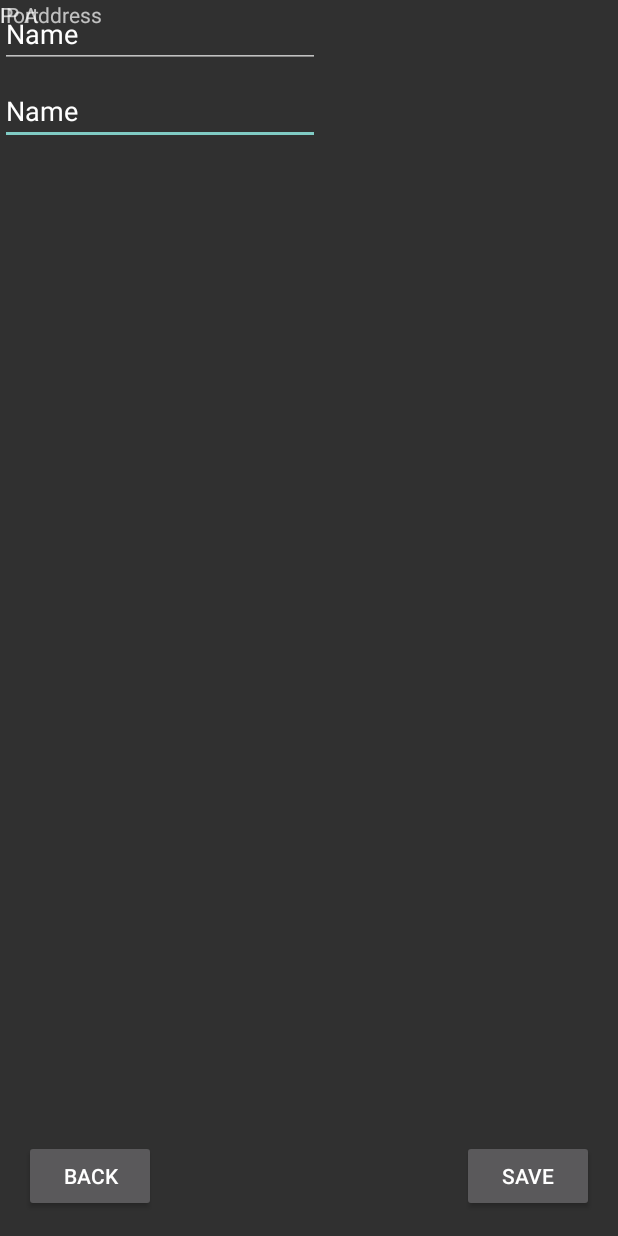
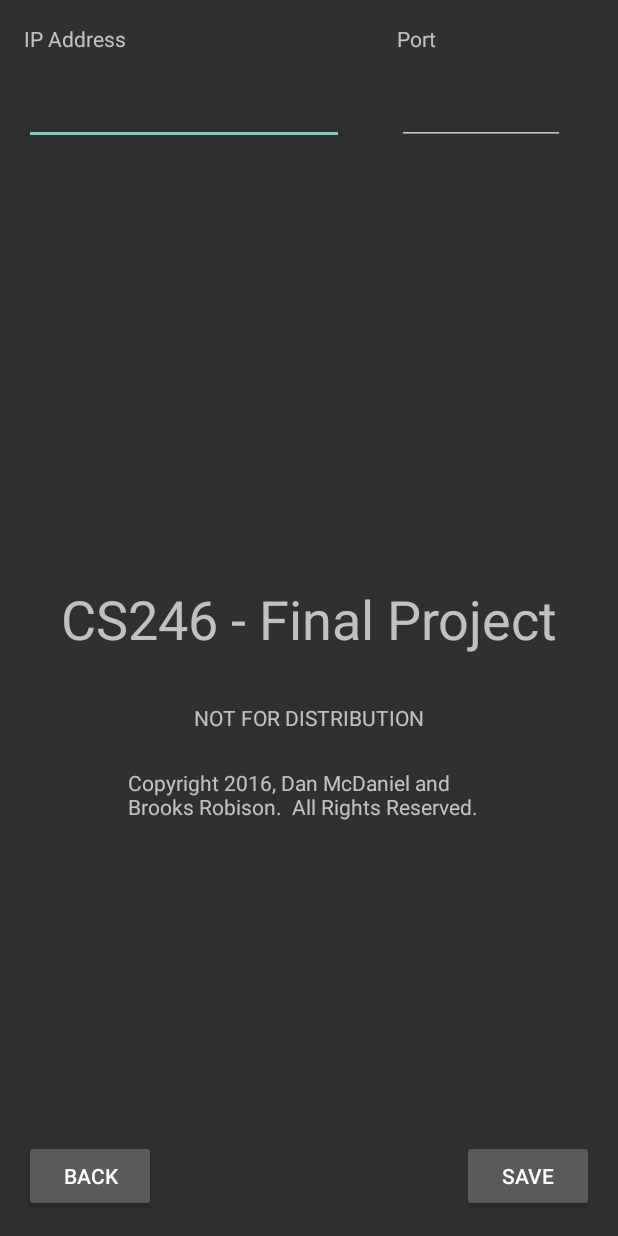
Before and after one commit to bosoxfanx5/ScAndroid, an Android app: the layout activity_settings.xml on its own in the app's theme, with its tools: preview values and no code run, on a phone screen of 412 x 824 dp. Run offline under Robolectric (Android 15) with nearby library versions, the phone set to English and light mode, and no system bars.

```diff
--- a/app/src/main/res/layout/activity_settings.xml
+++ b/app/src/main/res/layout/activity_settings.xml
@@ -19,41 +19,47 @@
         app:layout_constraintLeft_toLeftOf="parent" />
 
     <EditText
-        android:layout_width="wrap_content"
+        android:layout_width="0dp"
         android:layout_height="wrap_content"
         android:inputType="textPersonName"
-        android:text="Name"
         android:ems="10"
         android:id="@+id/ipET"
-        tools:layout_editor_absoluteX="84dp"
-        android:layout_marginTop="32dp"
-        app:layout_constraintTop_toBottomOf="@+id/textView" />
+        android:layout_marginTop="16dp"
+        app:layout_constraintTop_toBottomOf="@+id/textView"
+        android:layout_marginStart="16dp"
+        app:layout_constraintLeft_toLeftOf="parent" />
 
     <TextView
         android:text="IP Address"
         android:layout_width="wrap_content"
         android:layout_height="wrap_content"
-        tools:layout_editor_absoluteX="158dp"
         android:id="@+id/textView"
-        tools:layout_editor_absoluteY="32dp" />
+        android:layout_marginTop="16dp"
+        app:layout_constraintTop_toTopOf="parent"
+        android:layout_marginStart="16dp"
+        app:layout_constraintLeft_toLeftOf="parent" />
 
     <EditText
-        android:layout_width="wrap_content"
+        android:layout_width="112dp"
         android:layout_height="wrap_content"
         android:inputType="textPersonName"
-        android:text="Name"
         android:ems="10"
-        tools:layout_editor_absoluteY="271dp"
-        tools:layout_editor_absoluteX="76dp"
-        android:id="@+id/portET" />
+        android:id="@+id/portET"
+        android:layout_marginTop="16dp"
+        app:layout_constraintTop_toBottomOf="@+id/textView2"
+        app:layout_constraintLeft_toRightOf="@+id/ipET"
+        android:layout_marginStart="16dp"
+        android:layout_marginEnd="16dp"
+        app:layout_constraintRight_toRightOf="parent" />
 
     <TextView
         android:text="Port"
         android:layout_width="30dp"
         android:layout_height="wrap_content"
-        tools:layout_editor_absoluteX="168dp"
         android:id="@+id/textView2"
-        tools:layout_editor_absoluteY="234dp" />
+        app:layout_constraintLeft_toLeftOf="@+id/portET"
+        android:layout_marginTop="16dp"
+        app:layout_constraintTop_toTopOf="parent" />
 
     <Button
         android:text="Save"
@@ -65,4 +71,42 @@
         app:layout_constraintRight_toRightOf="parent"
         app:layout_constraintBottom_toBottomOf="parent"
         android:layout_marginBottom="16dp" />
+
+    <TextView
+        android:text="CS246 - Final Project"
+        android:layout_width="wrap_content"
+        android:layout_height="wrap_content"
+        android:id="@+id/textView3"
+        android:textSize="36dp"
+        android:layout_marginTop="16dp"
+        app:layout_constraintTop_toTopOf="parent"
+        app:layout_constraintBottom_toBottomOf="parent"
+        android:layout_marginBottom="16dp"
+        android:layout_marginStart="16dp"
+        app:layout_constraintLeft_toLeftOf="parent"
+        android:layout_marginEnd="16dp"
+        app:layout_constraintRight_toRightOf="parent" />
+
+    <TextView
+        android:text="NOT FOR DISTRIBUTION"
+        android:layout_width="wrap_content"
+        android:layout_height="wrap_content"
+        android:id="@+id/textView4"
+        android:layout_marginTop="32dp"
+        app:layout_constraintTop_toBottomOf="@+id/textView3"
+        android:layout_marginEnd="16dp"
+        app:layout_constraintRight_toRightOf="parent"
+        android:layout_marginStart="16dp"
+        app:layout_constraintLeft_toLeftOf="parent" />
+
+    <TextView
+        android:text="Copyright 2016, Dan McDaniel and Brooks Robison.  All Rights Reserved."
+        android:layout_width="241dp"
+        android:layout_height="40dp"
+        android:id="@+id/textView5"
+        app:layout_constraintLeft_toLeftOf="@+id/textView4"
+        app:layout_constraintRight_toRightOf="@+id/textView4"
+        android:layout_marginTop="24dp"
+        app:layout_constraintTop_toBottomOf="@+id/textView4" />
+
 </android.support.constraint.ConstraintLayout>
```
Also changed, not shown: app/src/main/java/com/google/android/gms/samples/vision/face/multitracker/MultiTrackerActivity.java (+28 -6 lines), app/src/main/java/edu/byui/cs246/scandroid/Scanner.java (+27 -10 lines), app/src/main/java/edu/byui/cs246/scandroid/SettingsActivity.java (+29 -1 lines), app/src/main/java/edu/byui/cs246/scandroid/XMLRPCSender.java (+76 -33 lines), app/src/main/res/layout/main.xml (+6 -8 lines).
